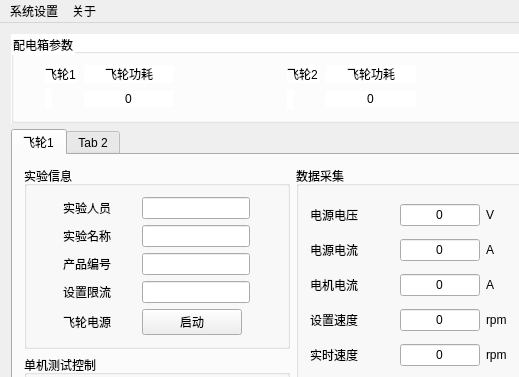
Old version of the form mainwindow.ui in the repository jamermontane/4nmflywheel; both pictures show x 0 to 519 and y 0 to 377 of the 1410 by 755 pixel window.
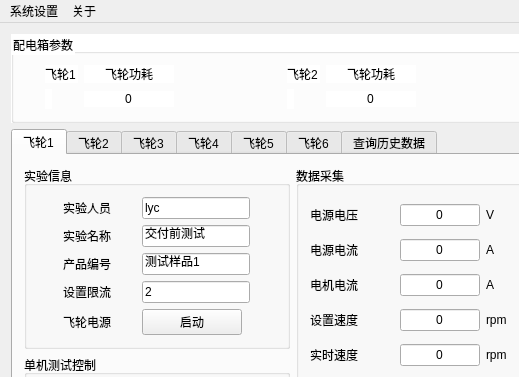
New version of the form. Icons and pictures are not drawn. Custom widgets are drawn as their Qt base class.

Commit message: 完成数据库写

```diff
--- a/mainwindow.ui
+++ b/mainwindow.ui
@@ -1263,6 +1263,9 @@
                <height>16777215</height>
               </size>
              </property>
+             <property name="text">
+              <string>lyc</string>
+             </property>
             </widget>
            </item>
            <item row="1" column="0">
@@ -1292,6 +1295,9 @@
                <height>16777215</height>
               </size>
              </property>
+             <property name="text">
+              <string>交付前测试</string>
+             </property>
             </widget>
            </item>
            <item row="2" column="0">
@@ -1321,6 +1327,9 @@
                <height>16777215</height>
               </size>
              </property>
+             <property name="text">
+              <string>测试样品1</string>
+             </property>
             </widget>
            </item>
            <item row="3" column="0">
@@ -1350,6 +1359,9 @@
                <height>16777215</height>
               </size>
              </property>
+             <property name="text">
+              <string>2</string>
+             </property>
             </widget>
            </item>
            <item row="4" column="0">
@@ -1637,7 +1649,32 @@
       </widget>
       <widget class="QWidget" name="tab_2">
        <attribute name="title">
-        <string>Tab 2</string>
+        <string>飞轮2</string>
+       </attribute>
+      </widget>
+      <widget class="QWidget" name="tab_4">
+       <attribute name="title">
+        <string>飞轮3</string>
+       </attribute>
+      </widget>
+      <widget class="QWidget" name="tab_5">
+       <attribute name="title">
+        <string>飞轮4</string>
+       </attribute>
+      </widget>
+      <widget class="QWidget" name="tab_6">
+       <attribute name="title">
+        <string>飞轮5</string>
+       </attribute>
+      </widget>
+      <widget class="QWidget" name="tab_7">
+       <attribute name="title">
+        <string>飞轮6</string>
+       </attribute>
+      </widget>
+      <widget class="QWidget" name="tab_3">
+       <attribute name="title">
+        <string>查询历史数据</string>
        </attribute>
       </widget>
      </widget>
```
Left out of the diff: 2 changed lines with no effect on the pictures. The commit also changes 8 other files.
